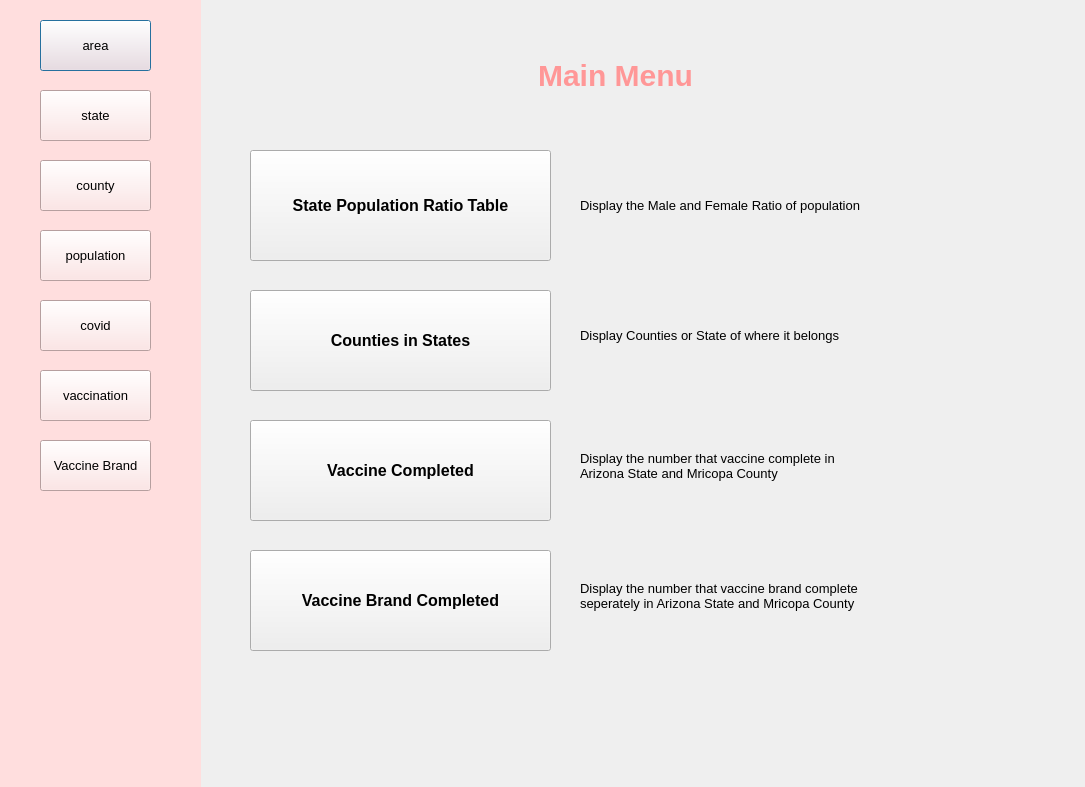
The window that GUI/main.ui (Tashi-Shiro/CSE412Project) describes before a commit, drawn with Qt 5.
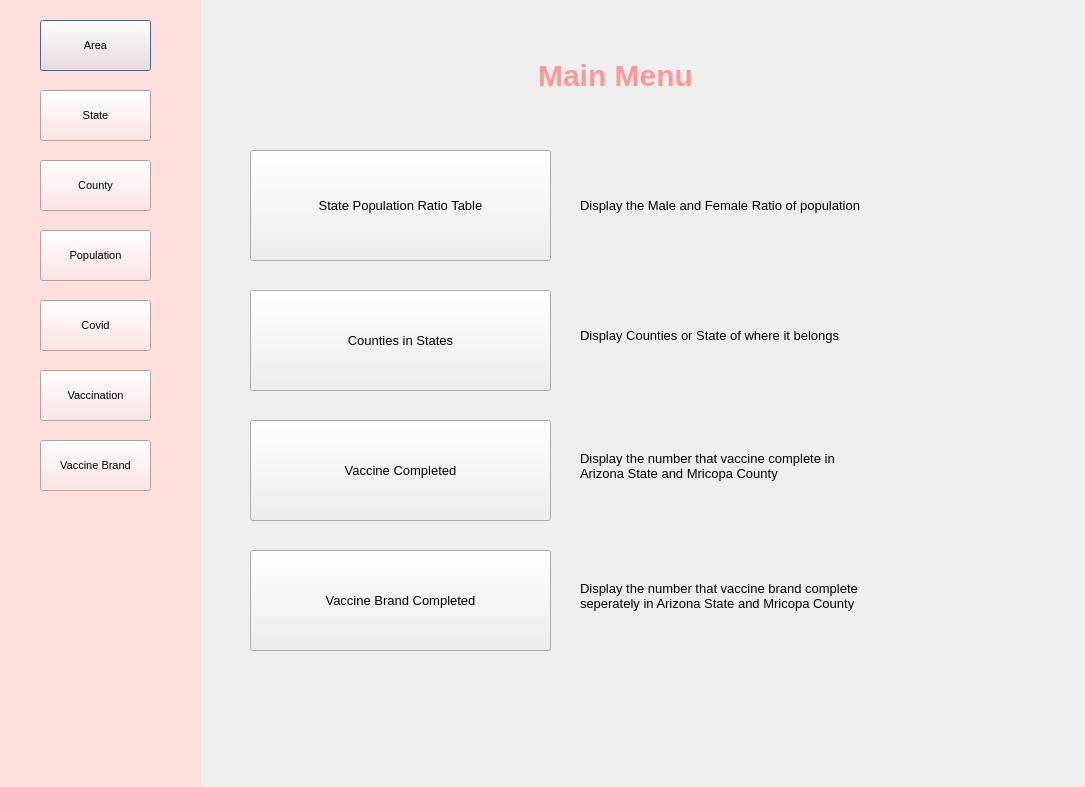
The same window after the commit.

Patch:
```diff
--- a/GUI/main.ui
+++ b/GUI/main.ui
@@ -37,13 +37,13 @@
     </property>
     <property name="font">
      <font>
-      <pointsize>10</pointsize>
+      <pointsize>8</pointsize>
       <weight>50</weight>
       <bold>false</bold>
      </font>
     </property>
     <property name="text">
-     <string>area</string>
+     <string>Area</string>
     </property>
    </widget>
    <widget class="QPushButton" name="covidbutton">
@@ -57,13 +57,13 @@
     </property>
     <property name="font">
      <font>
-      <pointsize>10</pointsize>
+      <pointsize>8</pointsize>
       <weight>50</weight>
       <bold>false</bold>
      </font>
     </property>
     <property name="text">
-     <string>covid</string>
+     <string>Covid</string>
     </property>
    </widget>
    <widget class="QPushButton" name="vaccinebutton">
@@ -77,13 +77,13 @@
     </property>
     <property name="font">
      <font>
-      <pointsize>10</pointsize>
+      <pointsize>8</pointsize>
       <weight>50</weight>
       <bold>false</bold>
      </font>
     </property>
     <property name="text">
-     <string>vaccination</string>
+     <string>Vaccination</string>
     </property>
    </widget>
    <widget class="QPushButton" name="statebutton">
@@ -97,13 +97,13 @@
     </property>
     <property name="font">
      <font>
-      <pointsize>10</pointsize>
+      <pointsize>8</pointsize>
       <weight>50</weight>
       <bold>false</bold>
      </font>
     </property>
     <property name="text">
-     <string>state</string>
+     <string>State</string>
     </property>
    </widget>
    <widget class="QPushButton" name="countybutton">
@@ -117,13 +117,13 @@
     </property>
     <property name="font">
      <font>
-      <pointsize>10</pointsize>
+      <pointsize>8</pointsize>
       <weight>50</weight>
       <bold>false</bold>
      </font>
     </property>
     <property name="text">
-     <string>county</string>
+     <string>County</string>
     </property>
    </widget>
    <widget class="QPushButton" name="popbutton">
@@ -137,13 +137,13 @@
     </property>
     <property name="font">
      <font>
-      <pointsize>10</pointsize>
+      <pointsize>8</pointsize>
       <weight>50</weight>
       <bold>false</bold>
      </font>
     </property>
     <property name="text">
-     <string>population</string>
+     <string>Population</string>
     </property>
    </widget>
    <widget class="QPushButton" name="vaccbrandbutton">
@@ -157,7 +157,7 @@
     </property>
     <property name="font">
      <font>
-      <pointsize>10</pointsize>
+      <pointsize>8</pointsize>
       <weight>50</weight>
       <bold>false</bold>
      </font>
@@ -200,9 +200,9 @@
    </property>
    <property name="font">
     <font>
-     <pointsize>12</pointsize>
-     <weight>75</weight>
-     <bold>true</bold>
+     <pointsize>10</pointsize>
+     <weight>50</weight>
+     <bold>false</bold>
     </font>
    </property>
    <property name="text">
@@ -220,9 +220,9 @@
    </property>
    <property name="font">
     <font>
-     <pointsize>12</pointsize>
-     <weight>75</weight>
-     <bold>true</bold>
+     <pointsize>10</pointsize>
+     <weight>50</weight>
+     <bold>false</bold>
     </font>
    </property>
    <property name="text">
@@ -276,9 +276,9 @@
    </property>
    <property name="font">
     <font>
-     <pointsize>12</pointsize>
-     <weight>75</weight>
-     <bold>true</bold>
+     <pointsize>10</pointsize>
+     <weight>50</weight>
+     <bold>false</bold>
     </font>
    </property>
    <property name="text">
@@ -296,9 +296,9 @@
    </property>
    <property name="font">
     <font>
-     <pointsize>12</pointsize>
-     <weight>75</weight>
-     <bold>true</bold>
+     <pointsize>10</pointsize>
+     <weight>50</weight>
+     <bold>false</bold>
     </font>
    </property>
    <property name="text">
```
